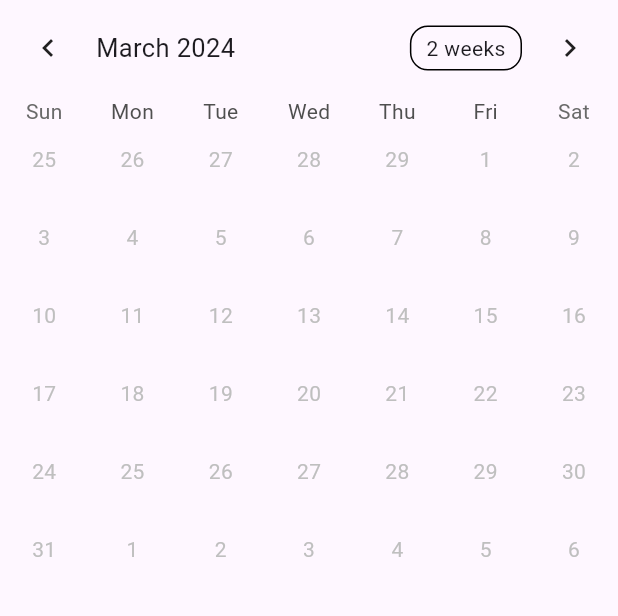
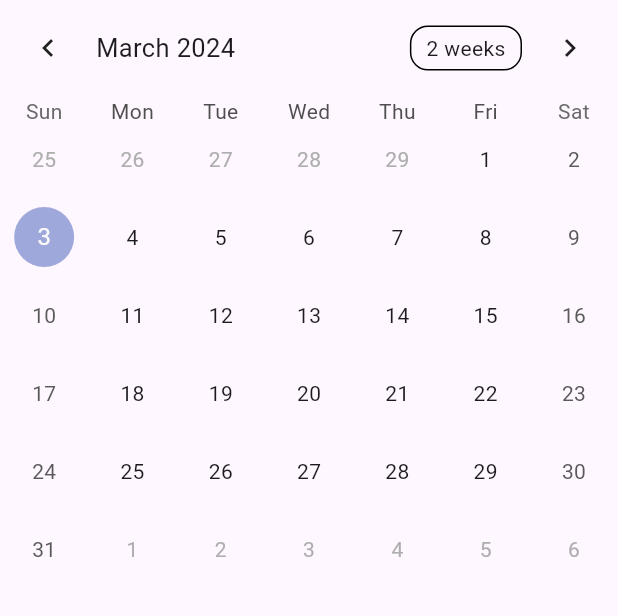
Before and after one commit to aahmed9860/Plant-Care, a Flutter app: the screen it shows after launch, in the side drawer, after a tap on "Watering Schedule", on a phone screen of 412 x 824 dp, the part 84-700 px from its top. Run offline on Flutter 3.47's test engine with Material 3 defaults, Android fonts, the phone set to English and light mode, and no system bars; drawn by our look-alikes of table_calendar; our stand-ins replace vm_service.

Commit message:
basics for calender

```diff
--- a/lib/WateringSchedule.dart
+++ b/lib/WateringSchedule.dart
@@ -1,6 +1,7 @@
 import 'package:flutter/material.dart';
 import 'Navigation.dart';
 import 'package:table_calendar/table_calendar.dart';
+import 'package:vm_service/utils.dart';
 class WateringSchedule extends StatefulWidget {
   const WateringSchedule({super.key});
 
@@ -23,8 +24,8 @@ class _WateringScheduleState extends State<WateringSchedule> {
       ),
       body: TableCalendar(
         firstDay: DateTime.utc(2024, 1, 01),
-        lastDay: DateTime.utc(2024, 1, 01),
-        focusedDay: DateTime.now(),
+        lastDay: DateTime.utc(2024, 12, 30),
+        focusedDay: _focusedDay,
         calendarFormat: _calendarFormat,
         selectedDayPredicate: (day) {
           return isSameDay(_selectedDay, day);
```
